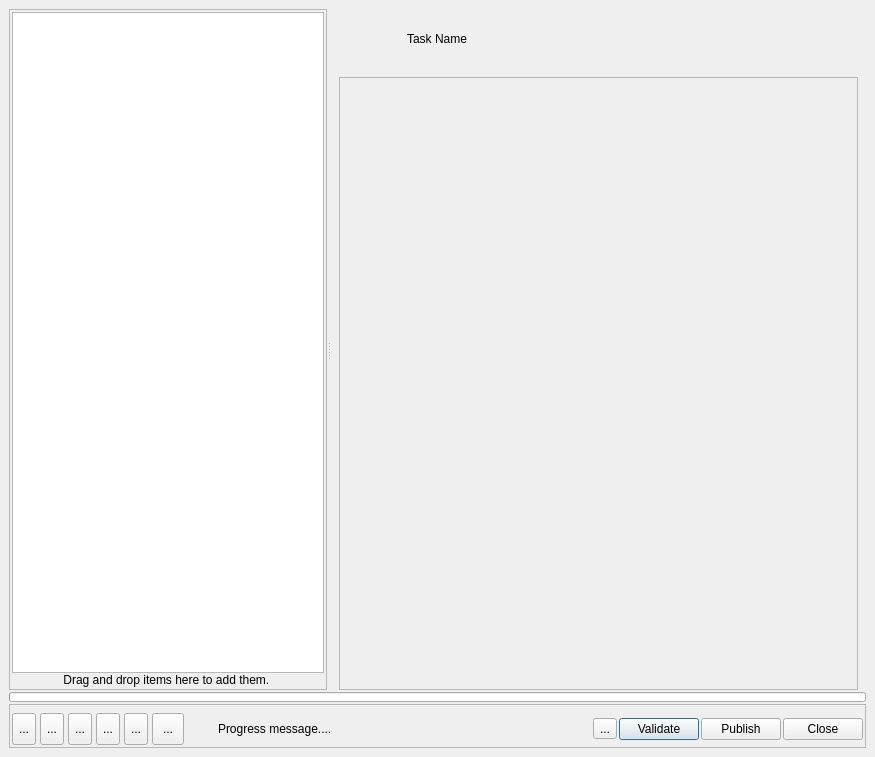
First picture: the form in resources/dialog.ui, repository shotgunsoftware/tk-multi-publish2, before the edit.
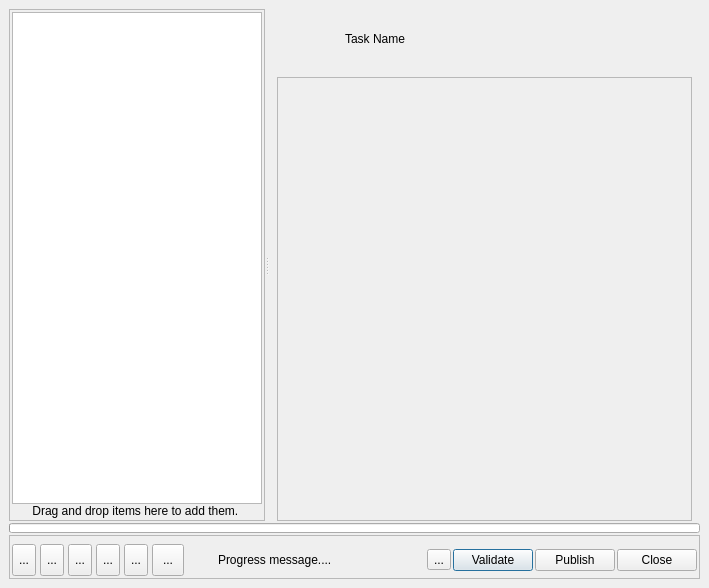
Second picture: the form after the edit. Icons and pictures are not drawn. Custom widgets are drawn as their Qt base class.

The edit to the form file:
```diff
--- a/resources/dialog.ui
+++ b/resources/dialog.ui
@@ -6,8 +6,8 @@
    <rect>
     <x>0</x>
     <y>0</y>
-    <width>875</width>
-    <height>757</height>
+    <width>709</width>
+    <height>588</height>
    </rect>
   </property>
   <property name="windowTitle">
@@ -633,8 +633,8 @@
                       <rect>
                        <x>0</x>
                        <y>0</y>
-                       <width>515</width>
-                       <height>605</height>
+                       <width>408</width>
+                       <height>432</height>
                       </rect>
                      </property>
                      <layout class="QVBoxLayout" name="verticalLayout_13">
```
Left out of the diff: 4 changed lines with no effect on the pictures.
